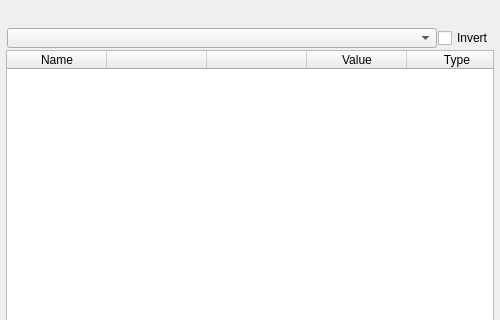
Before: the Qt Designer form mayatk/node_utils/attributes/attribute_manager.ui in m3trik/mayatk, drawn with Qt 5; both pictures show x 0 to 500 and y 0 to 320 of the 500 by 600 pixel window.
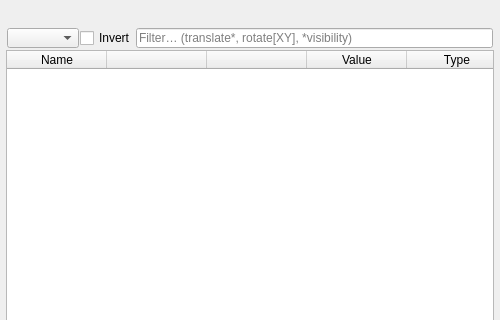
After: the same form once the commit is applied. Custom widgets are drawn as their Qt base class.

The edit to the form file:
```diff
--- a/mayatk/node_utils/attributes/attribute_manager.ui
+++ b/mayatk/node_utils/attributes/attribute_manager.ui
@@ -110,6 +110,41 @@
         </property>
        </widget>
       </item>
+      <item>
+       <widget class="LineEdit" name="txt000">
+        <property name="minimumSize">
+         <size>
+          <width>0</width>
+          <height>20</height>
+         </size>
+        </property>
+        <property name="maximumSize">
+         <size>
+          <width>16777215</width>
+          <height>20</height>
+         </size>
+        </property>
+        <property name="toolTip">
+         <string>Filter attributes by name using wildcards (case-insensitive).
+
+  *          any characters    translate*  → translateX, translateY …
+  ?          single character   translate?  → translateX, translateY
+  [XY]       character set      translate[XY] → translateX, translateY
+  [!Z]       exclude character  translate[!Z] → translateX, translateY
+
+Separate multiple patterns with commas:
+  translate*, rotate*   → matches either group
+
+Exact name (no wildcards) matches that attribute only.</string>
+        </property>
+        <property name="placeholderText">
+         <string>Filter… (translate*, rotate[XY], *visibility)</string>
+        </property>
+        <property name="clearButtonEnabled">
+         <bool>false</bool>
+        </property>
+       </widget>
+      </item>
      </layout>
     </item>
     <item>
@@ -161,16 +196,21 @@
   </widget>
  </widget>
  <customwidgets>
-  <customwidget>
-   <class>Footer</class>
-   <extends>QWidget</extends>
-   <header>uitk.widgets.footer</header>
-  </customwidget>
   <customwidget>
    <class>Header</class>
    <extends>QWidget</extends>
    <header>uitk.widgets.header</header>
   </customwidget>
+  <customwidget>
+   <class>Footer</class>
+   <extends>QWidget</extends>
+   <header>uitk.widgets.footer</header>
+  </customwidget>
+  <customwidget>
+   <class>LineEdit</class>
+   <extends>QLineEdit</extends>
+   <header>uitk.widgets.lineEdit</header>
+  </customwidget>
   <customwidget>
    <class>TableWidget</class>
    <extends>QTableWidget</extends>
```
